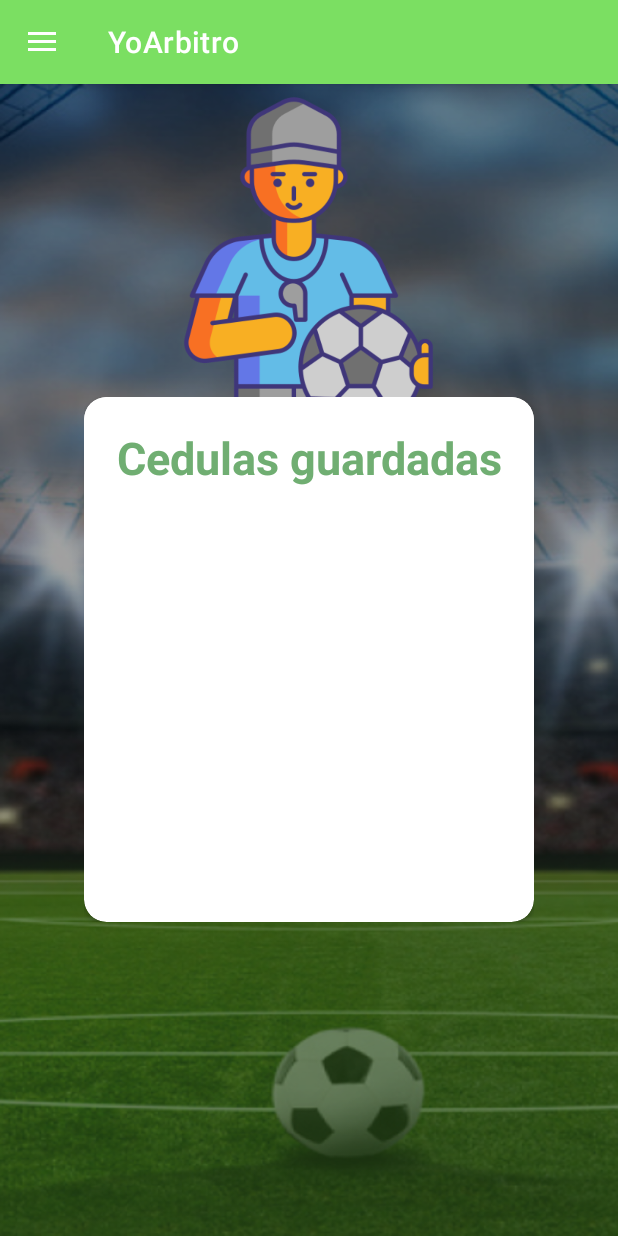
After one commit to Denilson1817/YoArbitro, an Android app: the ConsultarCedulasActivity screen opened directly, with no data from a screen before it, on a phone screen of 412 x 824 dp. The commit adds this screen. Run offline under Robolectric (Android 15) with nearby library versions, the phone set to English and light mode, and no system bars; our stand-ins replace Firebase (no records; nobody signed in at launch, a user with empty details on screens opened directly).

Commit message:
Funciones del admin al 100%

```diff
--- a/app/src/main/AndroidManifest.xml
+++ b/app/src/main/AndroidManifest.xml
@@ -12,6 +12,9 @@
         android:supportsRtl="true"
         android:theme="@style/Theme.YoArbitro"
         tools:targetApi="31">
+        <activity
+            android:name=".Admin.ConsultarCedulasActivity"
+            android:exported="false" />
         <activity
             android:name=".SeleccionEquiposActivity"
             android:exported="false" />
--- a/app/src/main/java/com/denilsonperez/yoarbitro/Admin/ConsultarArbitrosActivity.java
+++ b/app/src/main/java/com/denilsonperez/yoarbitro/Admin/ConsultarArbitrosActivity.java
@@ -87,7 +87,7 @@ public class ConsultarArbitrosActivity extends AppCompatActivity {
                         break;
                     }
                     case R.id.consultarCedulas:{
-                        startActivity(new Intent(ConsultarArbitrosActivity.this, CedulasGuardadasActivity.class));
+                        startActivity(new Intent(ConsultarArbitrosActivity.this, ConsultarCedulasActivity.class));
                         finish();
                         break;
                     }
--- /dev/null
+++ b/app/src/main/java/com/denilsonperez/yoarbitro/Admin/ConsultarCedulasActivity.java
@@ -0,0 +1,87 @@
+package com.denilsonperez.yoarbitro.Admin;
+
+import androidx.annotation.NonNull;
+import androidx.appcompat.app.ActionBarDrawerToggle;
+import androidx.appcompat.app.AppCompatActivity;
+import androidx.core.view.GravityCompat;
+import androidx.drawerlayout.widget.DrawerLayout;
+
+import android.content.Intent;
+import android.os.Bundle;
+import android.view.MenuItem;
+import android.widget.Toast;
+
+import com.denilsonperez.yoarbitro.Inicio.IniciarSesionActivity;
+import com.denilsonperez.yoarbitro.R;
+import com.google.android.material.navigation.NavigationView;
+import com.google.firebase.auth.FirebaseAuth;
+
+public class ConsultarCedulasActivity extends AppCompatActivity {
+    DrawerLayout drawerLayout;
+    NavigationView navigationView;
+    ActionBarDrawerToggle drawerToggle;
+    FirebaseAuth firebaseAuth;
+    @Override
+    public boolean onOptionsItemSelected(@NonNull MenuItem item) {
+        if(drawerToggle.onOptionsItemSelected(item)){
+            return true;
+        }
+        return super.onOptionsItemSelected(item);
+    }
+    @Override
+    protected void onCreate(Bundle savedInstanceState) {
+        super.onCreate(savedInstanceState);
+        setContentView(R.layout.activity_consultar_cedulas);
+        drawerLayout = findViewById(R.id.drawerLayout);
+        navigationView = findViewById(R.id.navView);
+        drawerToggle = new ActionBarDrawerToggle(this, drawerLayout, R.string.abrirNav, R.string.cerrarNav);
+        drawerLayout.addDrawerListener(drawerToggle);
+        drawerToggle.syncState();
+        getSupportActionBar().setDisplayHomeAsUpEnabled(true);
+        navigationView.bringToFront();
+        firebaseAuth = FirebaseAuth.getInstance();
+        navigationView.setNavigationItemSelectedListener(new NavigationView.OnNavigationItemSelectedListener() {
+            @Override
+            public boolean onNavigationItemSelected(@NonNull MenuItem item) {
+                switch (item.getItemId()){
+                    case R.id.home: {
+                        startActivity(new Intent(ConsultarCedulasActivity.this, MenuPrincipalAdminActivity.class));
+                        finish();
+                        break;
+                    }
+                    case R.id.registrarEquipos:{
+                        startActivity(new Intent(ConsultarCedulasActivity.this, RegistrarEquiposActivity.class));
+                        finish();
+                        break;
+                    }
+                    case R.id.consultarArbitros:{
+                        startActivity(new Intent(ConsultarCedulasActivity.this, ConsultarArbitrosActivity.class));
+                        finish();
+                        break;
+                    }
+                    case R.id.consultarCedulas:{
+                        startActivity(new Intent(ConsultarCedulasActivity.this, ConsultarCedulasActivity.class));
+                        finish();
+                        break;
+                    }
+                    case R.id.cerrarSesion:{
+                        firebaseAuth.signOut();
+                        startActivity(new Intent(ConsultarCedulasActivity.this, IniciarSesionActivity.class));
+                        Toast.makeText(ConsultarCedulasActivity.this, "Sesión finalizada", Toast.LENGTH_SHORT).show();
+                        finish();
+                        break;
+                    }
+                }
+                return false;
+            }
+        });
+    }
+    @Override
+    public void onBackPressed() {
+        if(drawerLayout.isDrawerOpen(GravityCompat.START)){
+            drawerLayout.closeDrawer(GravityCompat.START);
+        }else{
+            super.onBackPressed();
+        }
+    }
+}
--- a/app/src/main/java/com/denilsonperez/yoarbitro/Admin/MenuPrincipalAdminActivity.java
+++ b/app/src/main/java/com/denilsonperez/yoarbitro/Admin/MenuPrincipalAdminActivity.java
@@ -86,7 +86,7 @@ public class MenuPrincipalAdminActivity extends AppCompatActivity {
                         break;
                     }
                     case R.id.consultarCedulas:{
-                        startActivity(new Intent(MenuPrincipalAdminActivity.this, CedulasGuardadasActivity.class));
+                        startActivity(new Intent(MenuPrincipalAdminActivity.this, ConsultarCedulasActivity.class));
                         finish();
                         break;
                     }
--- /dev/null
+++ b/app/src/main/res/layout/activity_consultar_cedulas.xml
@@ -0,0 +1,80 @@
+<?xml version="1.0" encoding="utf-8"?>
+<androidx.drawerlayout.widget.DrawerLayout xmlns:android="http://schemas.android.com/apk/res/android"
+    xmlns:app="http://schemas.android.com/apk/res-auto"
+    xmlns:tools="http://schemas.android.com/tools"
+    android:layout_width="match_parent"
+    android:layout_height="match_parent"
+    android:id="@+id/drawerLayout"
+    tools:context=".Admin.ConsultarCedulasActivity"
+    android:background="@drawable/fondo_principal">
+
+    <FrameLayout
+        android:layout_width="match_parent"
+        android:layout_height="match_parent">
+
+        <ImageView
+            android:id="@+id/imageView3"
+            android:layout_width="250sp"
+            android:layout_height="250sp"
+            android:layout_gravity="center_horizontal"
+            app:srcCompat="@drawable/arbitro" />
+    </FrameLayout>
+
+    <com.google.android.material.navigation.NavigationView
+        android:layout_width="wrap_content"
+        android:layout_height="match_parent"
+        app:headerLayout="@layout/header"
+        app:menu="@menu/main_menu_admin"
+        android:id="@+id/navView"
+        android:layout_gravity="start"/>
+
+
+    <ScrollView
+        android:layout_width="match_parent"
+        android:layout_height="match_parent">
+
+
+        <androidx.constraintlayout.widget.ConstraintLayout
+            android:layout_width="wrap_content"
+            android:layout_height="wrap_content"
+            android:layout_gravity="center">
+
+            <androidx.cardview.widget.CardView
+                android:id="@+id/cardView"
+                android:layout_width="300dp"
+                android:layout_height="350dp"
+                android:layout_centerHorizontal="true"
+                android:background="@color/white"
+                app:cardCornerRadius="15dp"
+                app:layout_constraintEnd_toEndOf="parent"
+                tools:layout_editor_absoluteY="0dp"
+                tools:ignore="MissingConstraints">
+
+                <LinearLayout
+                    android:layout_width="wrap_content"
+                    android:layout_height="wrap_content"
+                    android:layout_gravity="center_horizontal"
+                    android:background="@color/white"
+                    android:orientation="vertical">
+
+                    <TextView
+                        android:layout_width="match_parent"
+                        android:layout_height="match_parent"
+                        android:gravity="center_horizontal"
+                        android:paddingTop="20sp"
+                        android:textStyle="bold"
+                        android:text="@string/tituloConsultarCedulas"
+                        android:textColor="@color/verdePasto"
+                        android:textSize="30sp" />
+
+                    <ListView
+                        android:id="@+id/lv_datosCedulas"
+                        android:layout_width="match_parent"
+                        android:layout_height="match_parent" />
+
+
+                </LinearLayout>
+            </androidx.cardview.widget.CardView>
+        </androidx.constraintlayout.widget.ConstraintLayout>
+    </ScrollView>
+</androidx.drawerlayout.widget.DrawerLayout>
--- a/app/src/main/res/values/strings.xml
+++ b/app/src/main/res/values/strings.xml
@@ -53,4 +53,7 @@
 
     <!-- ConsultarArbitrosActivity -->
     <string name="tituloArbitros">Arbitros registrados</string>
+
+    <!-- ConsultarCedulasActivity-->
+    <string name="tituloConsultarCedulas">Cedulas guardadas</string>
 </resources>
```
Also changed, not shown: app/src/main/java/com/denilsonperez/yoarbitro/Admin/RegistrarEquiposActivity.java (+12 -3 lines).
